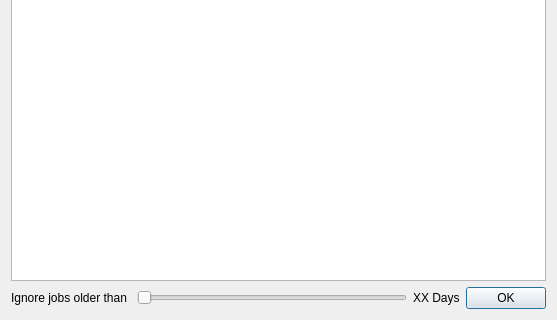
Before: the Qt Designer form Code/Mantid/MantidPlot/src/Mantid/Remote/JobStatusDialog.ui in mantidproject/mantid, drawn with Qt 5; both pictures show x 0 to 557 and y 196 to 516 of the 557 by 516 pixel window.
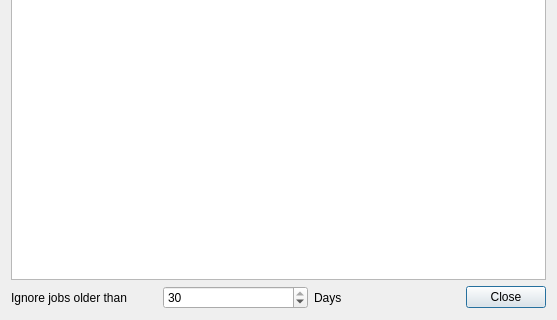
After: the same form once the commit is applied.

Commit message:
Change Job Status Dialog Box
Changed the job status dialog box to query the MWS server for all the
jobs the user has submitted.  Uses the new JSON parser code to parse
the (rather complicated) output.  Also includes a spinbox to let the
user set the maximum age of jobs to be displayed.

Refs #4884

What changed in the file:
```diff
--- a/Code/Mantid/MantidPlot/src/Mantid/Remote/JobStatusDialog.ui
+++ b/Code/Mantid/MantidPlot/src/Mantid/Remote/JobStatusDialog.ui
@@ -59,22 +59,22 @@
       </widget>
      </item>
      <item>
-      <widget class="QSlider" name="daysSlider">
+      <widget class="QSpinBox" name="spinBox">
        <property name="minimum">
         <number>1</number>
        </property>
        <property name="maximum">
         <number>30</number>
        </property>
-       <property name="orientation">
-        <enum>Qt::Horizontal</enum>
+       <property name="value">
+        <number>30</number>
        </property>
       </widget>
      </item>
      <item>
       <widget class="QLabel" name="daysLabel">
        <property name="text">
-        <string>XX Days</string>
+        <string>Days</string>
        </property>
       </widget>
      </item>
@@ -90,7 +90,7 @@
         <enum>Qt::Horizontal</enum>
        </property>
        <property name="standardButtons">
-        <set>QDialogButtonBox::Ok</set>
+        <set>QDialogButtonBox::Close</set>
        </property>
       </widget>
      </item>
```
Left out of the diff: 10 changed lines with no effect on the pictures. The commit also changes 6 other files.
